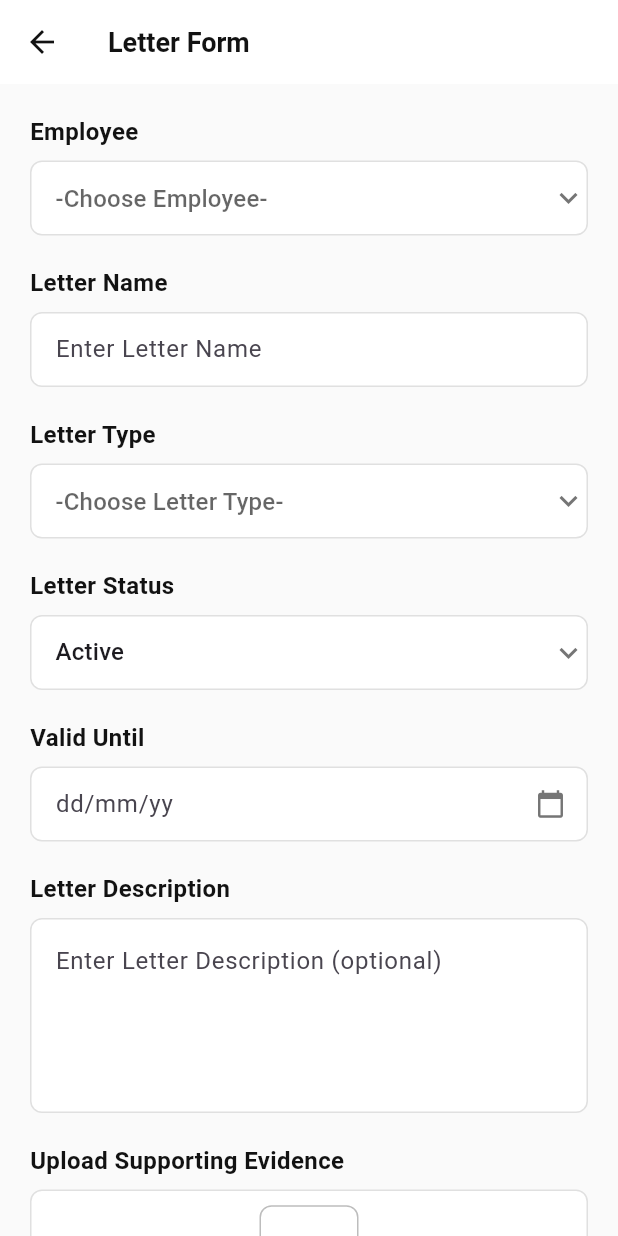
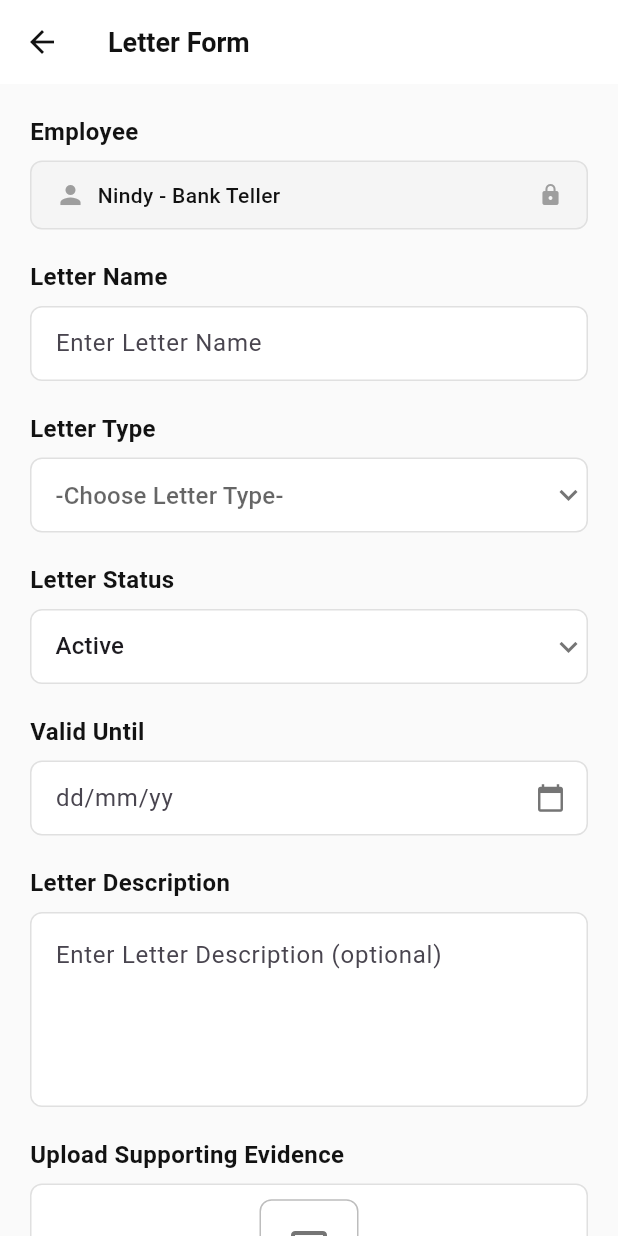
Before and after one commit to RollinPumpkin/BPR_Absence, a Flutter app: the LetterFormPage screen opened directly, on a phone screen of 412 x 824 dp. Run offline on Flutter 3.47's test engine with Material 3 defaults, Android fonts, the phone set to English and light mode, and no system bars; our stand-ins replace dio, fl_chart, geocoding, geolocator, shared_preferences, table_calendar; missing offline and left inert: excel, file_saver; accounts and stored records are empty.

Commit message:
Refactor assignment timeline layout for improved readability; simplify attendance form by removing unused latitude and longitude fields; update letter form to display current user name and enhance read-only appearance

```diff
--- a/frontend/lib/modules/user/letters/letter_form_page.dart
+++ b/frontend/lib/modules/user/letters/letter_form_page.dart
@@ -13,18 +13,12 @@ class _LetterFormPageState extends State<LetterFormPage> {
   final TextEditingController _descriptionController = TextEditingController();
   final TextEditingController _validUntilController = TextEditingController();
 
-  String? selectedEmployee;
   String? selectedLetterType;
   String selectedLetterStatus = 'Active';
   DateTime? validUntilDate;
 
-  final List<String> employees = [
-    'John Doe - Credit Analyst',
-    'Jane Smith - Teller',
-    'Robert Johnson - Branch Manager',
-    'Maria Garcia - Customer Service',
-    'Ahmad Rahman - Loan Officer',
-  ];
+  // Fixed employee name for current user - would normally come from auth/profile
+  final String currentUserName = 'Nindy - Bank Teller';
 
   final List<String> letterTypes = [
     'Medical Certificate',
@@ -101,30 +95,27 @@ class _LetterFormPageState extends State<LetterFormPage> {
         ),
         const SizedBox(height: 8),
         Container(
+          padding: const EdgeInsets.symmetric(horizontal: 16, vertical: 12),
           decoration: BoxDecoration(
-            color: AppColors.pureWhite,
+            color: Colors.grey.shade100, // Read-only appearance
             borderRadius: BorderRadius.circular(8),
             border: Border.all(color: Colors.grey.shade300),
           ),
-          child: DropdownButtonFormField<String>(
-            value: selectedEmployee,
-            decoration: const InputDecoration(
-              hintText: "-Choose Employee-",
-              border: InputBorder.none,
-              contentPadding: EdgeInsets.symmetric(horizontal: 16, vertical: 12),
-            ),
-            icon: Icon(Icons.keyboard_arrow_down, color: Colors.grey.shade600),
-            items: employees.map((String employee) {
-              return DropdownMenuItem<String>(
-                value: employee,
-                child: Text(employee),
-              );
-            }).toList(),
-            onChanged: (String? newValue) {
-              setState(() {
-                selectedEmployee = newValue;
-              });
-            },
+          child: Row(
+            children: [
+              const Icon(Icons.person, color: Colors.grey, size: 20),
+              const SizedBox(width: 8),
+              Text(
+                currentUserName,
+                style: const TextStyle(
+                  fontSize: 14,
+                  color: AppColors.black87,
+                  fontWeight: FontWeight.w500,
+                ),
+              ),
+              const Spacer(),
+              const Icon(Icons.lock, size: 16, color: Colors.grey), // Indicates read-only
+            ],
           ),
         ),
       ],
@@ -489,15 +480,7 @@ class _LetterFormPageState extends State<LetterFormPage> {
       return;
     }
 
-    if (selectedEmployee == null) {
-      ScaffoldMessenger.of(context).showSnackBar(
-        const SnackBar(
-          content: Text('Please select an employee'),
-          backgroundColor: AppColors.errorRed,
-        ),
-      );
-      return;
-    }
+    // Employee is automatically set to current user - no validation needed
 
     if (selectedLetterType == null) {
       ScaffoldMessenger.of(context).showSnackBar(
```
Also changed, not shown: frontend/lib/modules/user/assignment/assignment_page.dart (+12 -16 lines), frontend/lib/modules/user/attendance/attendance_form_page.dart (+0 -73 lines), frontend/lib/modules/user/letters/letters_page.dart (+5 -5 lines).
